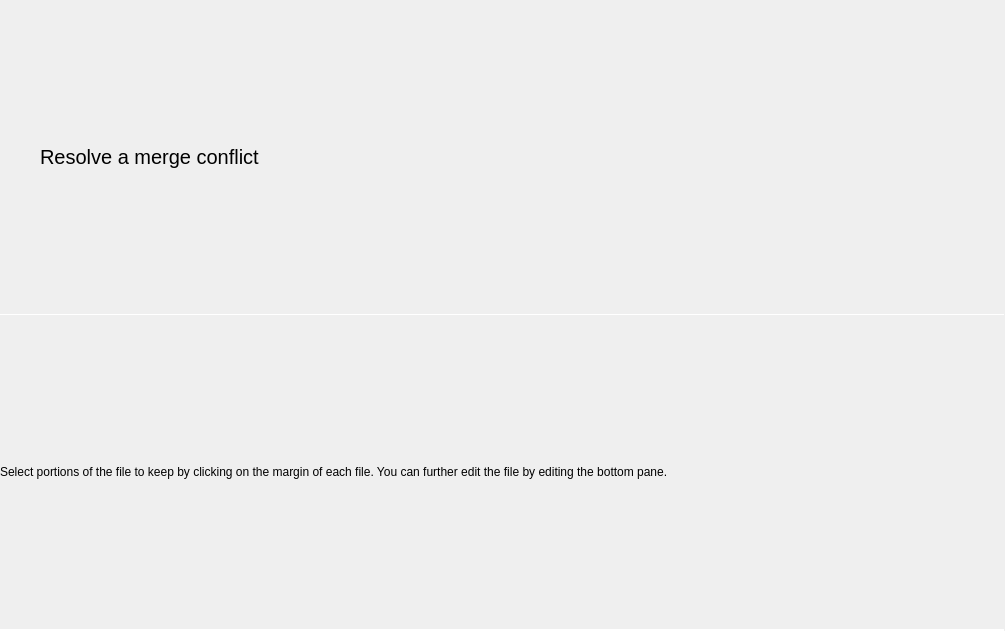
First picture: the form in textparts/mergetool.ui, repository theCheeseboard/theSlate, before the edit.
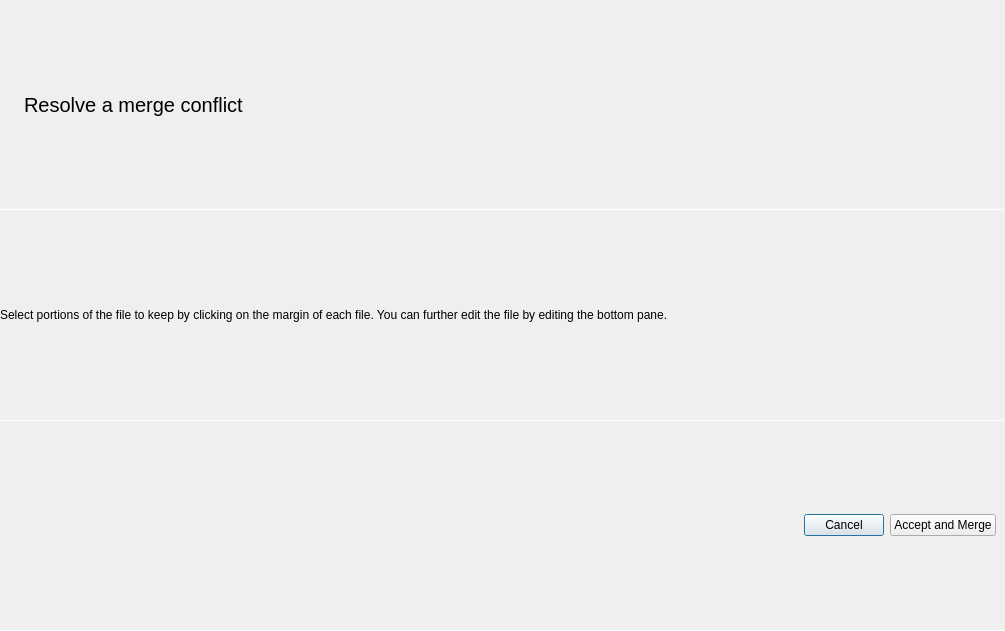
Second picture: the form after the edit. Icons and pictures are not drawn.

Diff of the .ui file:
```diff
--- a/textparts/mergetool.ui
+++ b/textparts/mergetool.ui
@@ -31,8 +31,11 @@
    </property>
    <item>
     <layout class="QHBoxLayout" name="horizontalLayout">
+     <property name="spacing">
+      <number>0</number>
+     </property>
      <item>
-      <widget class="QPushButton" name="cancelButton">
+      <widget class="QToolButton" name="cancelButton">
        <property name="sizePolicy">
         <sizepolicy hsizetype="Preferred" vsizetype="Preferred">
          <horstretch>0</horstretch>
@@ -45,7 +48,7 @@
        <property name="icon">
         <iconset theme="go-previous"/>
        </property>
-       <property name="flat">
+       <property name="autoRaise">
         <bool>true</bool>
        </property>
       </widget>
@@ -66,10 +69,13 @@
        <property name="text">
         <string>Resolve a merge conflict</string>
        </property>
+       <property name="margin">
+        <number>9</number>
+       </property>
       </widget>
      </item>
      <item>
-      <widget class="QPushButton" name="acceptButton">
+      <widget class="QToolButton" name="acceptButton">
        <property name="sizePolicy">
         <sizepolicy hsizetype="Preferred" vsizetype="Preferred">
          <horstretch>0</horstretch>
@@ -85,7 +91,7 @@
        <property name="icon">
         <iconset theme="dialog-ok"/>
        </property>
-       <property name="flat">
+       <property name="autoRaise">
         <bool>true</bool>
        </property>
       </widget>
@@ -134,6 +140,39 @@
    <item>
     <layout class="QHBoxLayout" name="differenceLayout"/>
    </item>
+   <item>
+    <widget class="QWidget" name="windowControlsMac" native="true">
+     <layout class="QHBoxLayout" name="horizontalLayout_2">
+      <item>
+       <spacer name="horizontalSpacer">
+        <property name="orientation">
+         <enum>Qt::Horizontal</enum>
+        </property>
+        <property name="sizeHint" stdset="0">
+         <size>
+          <width>40</width>
+          <height>20</height>
+         </size>
+        </property>
+       </spacer>
+      </item>
+      <item>
+       <widget class="QPushButton" name="pushButton">
+        <property name="text">
+         <string>Cancel</string>
+        </property>
+       </widget>
+      </item>
+      <item>
+       <widget class="QPushButton" name="pushButton_2">
+        <property name="text">
+         <string>Accept and Merge</string>
+        </property>
+       </widget>
+      </item>
+     </layout>
+    </widget>
+   </item>
    <item>
     <widget class="Line" name="line_2">
      <property name="maximumSize">
```
Left out of the diff: 47 changed lines with no effect on the pictures.
